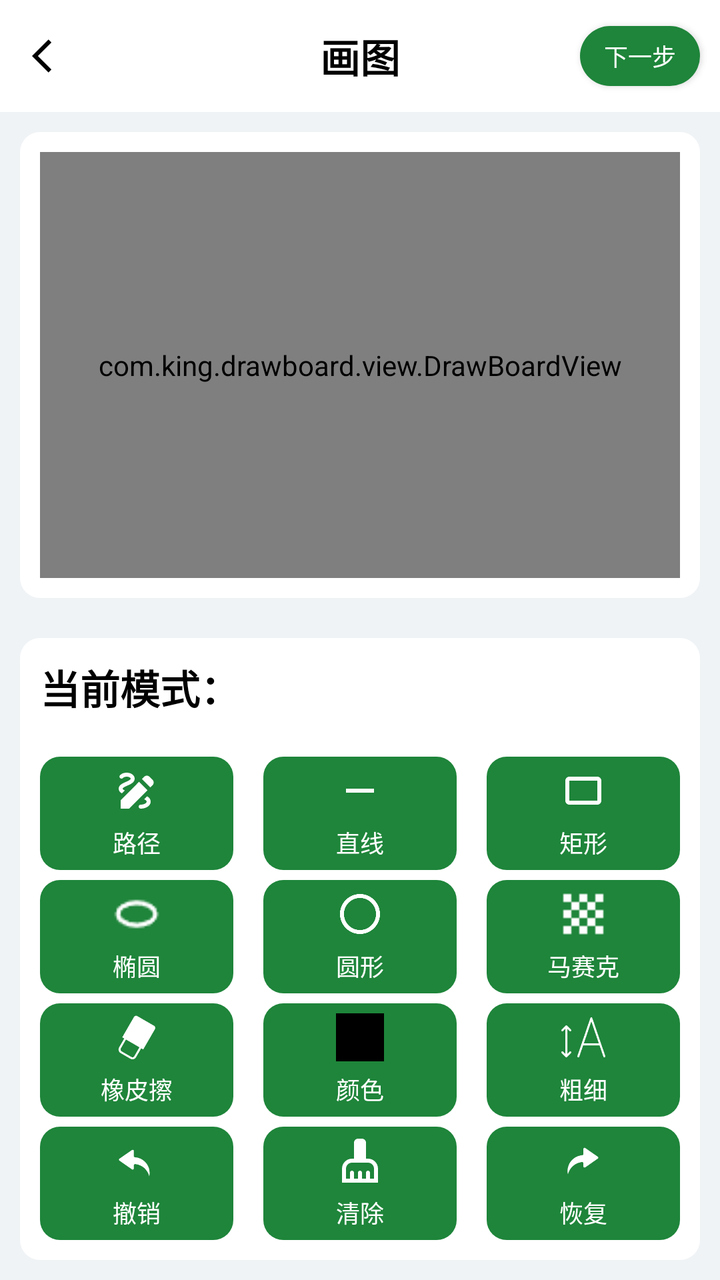
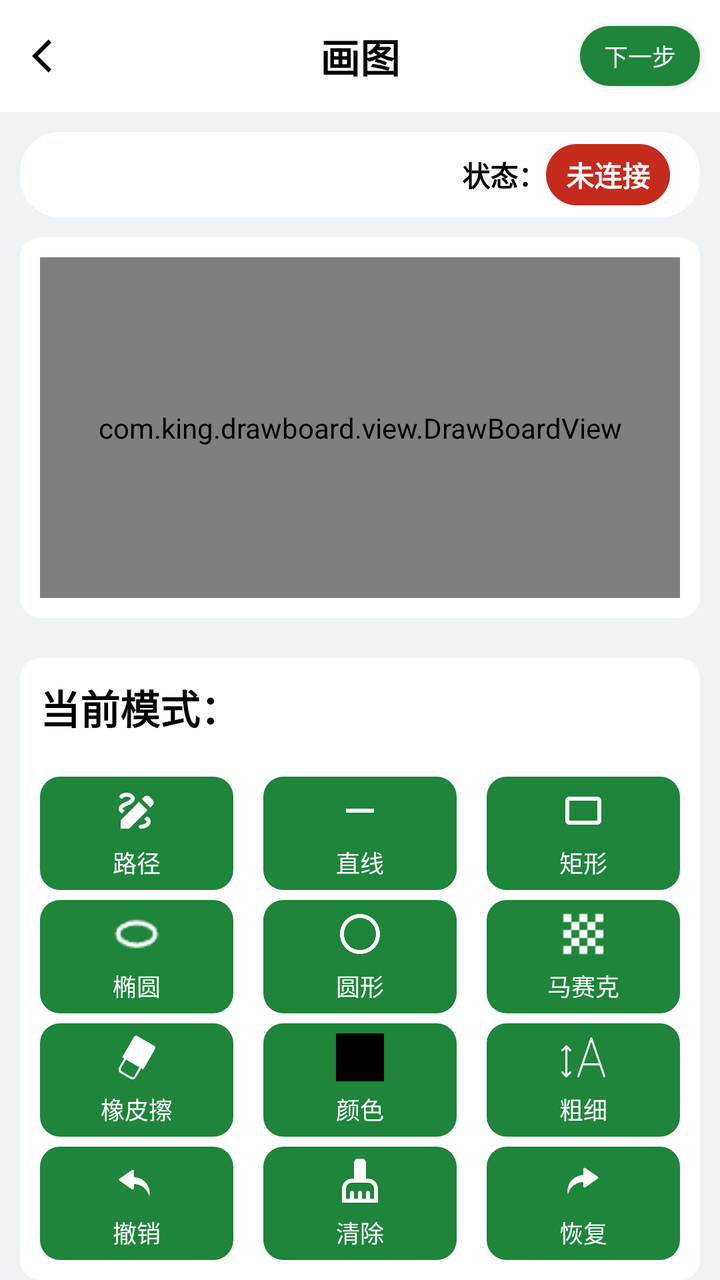

An Android layout rendered at two revisions. The XML below is the earlier revision; the diff shows what the commit changed to produce the second picture.
<!-- AndroidManifest.xml: activity theme AppTheme.NoActionBar -->
<!-- res/layout/activity_drawboard.xml -->
<LinearLayout xmlns:android="http://schemas.android.com/apk/res/android"
    xmlns:app="http://schemas.android.com/apk/res-auto"
    android:layout_width="match_parent"
    android:layout_height="match_parent"
    android:background="@color/ColorGray"
    android:orientation="vertical">

    <RelativeLayout
        android:id="@+id/status_bar"
        android:layout_width="match_parent"
        android:layout_height="?attr/actionBarSize"
        android:background="@color/colorWhite">

        <ImageView
            android:id="@+id/iv_back"
            android:layout_width="20dp"
            android:layout_height="match_parent"
            android:layout_alignParentStart="true"
            android:layout_centerVertical="true"
            android:layout_marginStart="16dp"
            android:src="@drawable/ic_back" />

        <TextView
            android:layout_width="wrap_content"
            android:layout_height="match_parent"
            android:layout_centerHorizontal="true"
            android:gravity="center"
            android:text="画图"
            android:textColor="@color/colorBlack"
            android:textSize="20sp"
            android:textStyle="bold" />

        <Button
            android:id="@+id/btn_next"
            android:layout_width="60dp"
            android:layout_height="30dp"
            android:layout_alignParentEnd="true"
            android:layout_centerVertical="true"
            android:layout_marginEnd="10dp"
            android:background="@drawable/bg_green_1e853a_r100"
            android:gravity="center"
            android:paddingVertical="5dp"
            android:text="下一步"
            android:textColor="@color/colorWhite"
            android:textSize="12sp" />
    </RelativeLayout>


    <RelativeLayout
        android:layout_width="match_parent"
        android:layout_height="match_parent"
        android:layout_margin="10dp">

        
        <LinearLayout
            android:id="@+id/ll_container"
            android:layout_width="match_parent"
            android:layout_height="match_parent"
            android:padding="10dp"
            android:gravity="center"
            android:orientation="vertical"
            android:layout_above="@id/ll_function"
            android:background="@drawable/bg_white_ffffff_r10">

            <com.king.drawboard.view.DrawBoardView
                android:id="@+id/drawBoardView"
                android:layout_width="match_parent"
                android:layout_height="match_parent" />

        </LinearLayout>

        
        <LinearLayout
            android:id="@+id/ll_function"
            android:layout_width="match_parent"
            android:layout_height="wrap_content"
            android:orientation="vertical"
            android:background="@drawable/bg_white_ffffff_r10"
            android:layout_marginTop="20dp"
            android:padding="10dp"
            android:layout_alignParentBottom="true">

            
            <LinearLayout
                android:layout_width="match_parent"
                android:layout_height="wrap_content"
                android:orientation="vertical">

                <LinearLayout
                    android:layout_width="match_parent"
                    android:layout_height="wrap_content"
                    android:orientation="horizontal">

                    <TextView
                        android:layout_width="wrap_content"
                        android:layout_height="wrap_content"
                        android:text="当前模式："
                        android:textColor="@color/colorBlack"
                        android:textSize="20sp"
                        android:textStyle="bold"/>

                    
                    <TextView
                        android:id="@+id/tv_draw_mode"
                        android:layout_width="wrap_content"
                        android:layout_height="wrap_content"
                        android:text=""
                        android:textSize="20sp"
                        android:textColor="@color/colorGreen"/>

                </LinearLayout>

                
                <LinearLayout
                    android:layout_width="match_parent"
                    android:layout_height="wrap_content"
                    android:orientation="vertical"
                    android:layout_marginTop="20dp">

                    
                    <LinearLayout
                        android:layout_width="match_parent"
                        android:layout_height="wrap_content"
                        android:orientation="horizontal">

                        
                        <LinearLayout
                            android:id="@+id/ll_path"
                            android:layout_width="0dp"
                            android:layout_height="wrap_content"
                            android:orientation="vertical"
                            android:gravity="center"
                            android:background="@drawable/bg_green_1e853a_r10"
                            android:padding="5dp"
                            android:layout_weight="1">

                            <ImageView
                                android:layout_width="24dp"
                                android:layout_height="24dp"
                                android:src="@drawable/icon_tool_pen_white"/>

                            <TextView
                                android:layout_width="wrap_content"
                                android:layout_height="wrap_content"
                                android:textSize="12sp"
                                android:textColor="@color/colorWhite"
                                android:layout_marginTop="5dp"
                                android:text="路径"/>


                        </LinearLayout>

                        
                        <LinearLayout
                            android:id="@+id/ll_line"
                            android:layout_width="0dp"
                            android:layout_height="wrap_content"
                            android:orientation="vertical"
                            android:gravity="center"
                            android:background="@drawable/bg_green_1e853a_r10"
                            android:layout_marginStart="15dp"
                            android:padding="5dp"
                            android:layout_weight="1">

                            <ImageView
                                android:layout_width="24dp"
                                android:layout_height="24dp"
                                android:src="@drawable/icon_tool_line_white"/>

                            <TextView
                                android:layout_width="wrap_content"
                                android:layout_height="wrap_content"
                                android:textSize="12sp"
                                android:textColor="@color/colorWhite"
                                android:layout_marginTop="5dp"
                                android:text="直线"/>


                        </LinearLayout>

                        
                        <LinearLayout
                            android:id="@+id/ll_rectangle"
                            android:layout_width="0dp"
                            android:layout_height="wrap_content"
                            android:gravity="center"
                            android:orientation="vertical"
                            android:background="@drawable/bg_green_1e853a_r10"
                            android:layout_marginStart="15dp"
                            android:padding="5dp"
                            android:layout_weight="1">

                            <ImageView
                                android:layout_width="24dp"
                                android:layout_height="24dp"
                                android:src="@drawable/icon_tool_rectangle_white"/>

                            <TextView
                                android:layout_width="wrap_content"
                                android:layout_height="wrap_content"
                                android:textSize="12sp"
                                android:textColor="@color/colorWhite"
                                android:layout_marginTop="5dp"
                                android:text="矩形"/>


                        </LinearLayout>

                    </LinearLayout>

                    
                    <LinearLayout
                        android:layout_width="match_parent"
                        android:layout_height="wrap_content"
                        android:orientation="horizontal"
                        android:layout_marginTop="5dp">

                        
                        <LinearLayout
                            android:id="@+id/ll_oval"
                            android:layout_width="0dp"
                            android:layout_height="wrap_content"
                            android:orientation="vertical"
                            android:gravity="center"
                            android:background="@drawable/bg_green_1e853a_r10"
                            android:padding="5dp"
                            android:layout_weight="1">

                            <ImageView
                                android:layout_width="24dp"
                                android:layout_height="24dp"
                                android:src="@drawable/icon_tool_oval_white"/>

                            <TextView
                                android:layout_width="wrap_content"
                                android:layout_height="wrap_content"
                                android:textSize="12sp"
                                android:textColor="@color/colorWhite"
                                android:layout_marginTop="5dp"
                                android:text="椭圆"/>


                        </LinearLayout>

                        
                        <LinearLayout
                            android:id="@+id/ll_circle"
                            android:layout_width="0dp"
                            android:layout_height="wrap_content"
                            android:gravity="center"
                            android:orientation="vertical"
                            android:background="@drawable/bg_green_1e853a_r10"
                            android:layout_marginStart="15dp"
                            android:padding="5dp"
                            android:layout_weight="1">

                            <ImageView
                                android:layout_width="24dp"
                                android:layout_height="24dp"
                                android:src="@drawable/icon_tool_circle_white"/>

                            <TextView
                                android:layout_width="wrap_content"
                                android:layout_height="wrap_content"
                                android:textSize="12sp"
                                android:textColor="@color/colorWhite"
                                android:layout_marginTop="5dp"
                                android:text="圆形"/>


                        </LinearLayout>

                        
                        <LinearLayout
                            android:id="@+id/ll_mosic"
                            android:layout_width="0dp"
                            android:layout_height="wrap_content"
                            android:gravity="center"
                            android:orientation="vertical"
                            android:background="@drawable/bg_green_1e853a_r10"
                            android:layout_marginStart="15dp"
                            android:padding="5dp"
                            android:layout_weight="1">

                            <ImageView
                                android:layout_width="24dp"
                                android:layout_height="24dp"
                                android:src="@drawable/icon_tool_mosic_white"/>

                            <TextView
                                android:layout_width="wrap_content"
                                android:layout_height="wrap_content"
                                android:textSize="12sp"
                                android:textColor="@color/colorWhite"
                                android:layout_marginTop="5dp"
                                android:text="马赛克"/>
                        </LinearLayout>

                    </LinearLayout>

                    
                    <LinearLayout
                        android:layout_width="match_parent"
                        android:layout_height="wrap_content"
                        android:orientation="horizontal"
                        android:layout_marginTop="5dp">

                        
                        <LinearLayout
                            android:id="@+id/ll_eraser"
                            android:layout_width="0dp"
                            android:layout_height="wrap_content"
                            android:orientation="vertical"
                            android:gravity="center"
                            android:background="@drawable/bg_green_1e853a_r10"
                            android:padding="5dp"
                            android:layout_weight="1">

                            <ImageView
                                android:layout_width="24dp"
                                android:layout_height="24dp"
                                android:src="@drawable/icon_tool_eraser_white"/>

                            <TextView
                                android:layout_width="wrap_content"
                                android:layout_height="wrap_content"
                                android:textSize="12sp"
                                android:textColor="@color/colorWhite"
                                android:layout_marginTop="5dp"
                                android:text="橡皮擦"/>


                        </LinearLayout>

                        
                        <LinearLayout
                            android:id="@+id/ll_color"
                            android:layout_width="0dp"
                            android:layout_height="wrap_content"
                            android:gravity="center"
                            android:orientation="vertical"
                            android:background="@drawable/bg_green_1e853a_r10"
                            android:layout_marginStart="15dp"
                            android:padding="5dp"
                            android:layout_weight="1">

                            <ImageView
                                android:id="@+id/iv_color"
                                android:layout_width="24dp"
                                android:layout_height="24dp"
                                android:background="@color/colorBlack"/>

                            <TextView
                                android:layout_width="wrap_content"
                                android:layout_height="wrap_content"
                                android:textSize="12sp"
                                android:textColor="@color/colorWhite"
                                android:layout_marginTop="5dp"
                                android:text="颜色"/>


                        </LinearLayout>

                        
                        <LinearLayout
                            android:id="@+id/ll_size"
                            android:layout_width="0dp"
                            android:layout_height="wrap_content"
                            android:gravity="center"
                            android:orientation="vertical"
                            android:background="@drawable/bg_green_1e853a_r10"
                            android:layout_marginStart="15dp"
                            android:padding="5dp"
                            android:layout_weight="1">

                            <ImageView
                                android:layout_width="24dp"
                                android:layout_height="24dp"
                                android:src="@drawable/icon_size"/>

                            <TextView
                                android:layout_width="wrap_content"
                                android:layout_height="wrap_content"
                                android:textSize="12sp"
                                android:textColor="@color/colorWhite"
                                android:layout_marginTop="5dp"
                                android:text="粗细"/>
                        </LinearLayout>

                    </LinearLayout>

                    
                    <LinearLayout
                        android:layout_width="match_parent"
                        android:layout_height="wrap_content"
                        android:layout_marginTop="5dp"
                        android:orientation="horizontal">

                        
                        <LinearLayout
                            android:id="@+id/ll_undo"
                            android:layout_width="0dp"
                            android:layout_height="wrap_content"
                            android:orientation="vertical"
                            android:gravity="center"
                            android:background="@drawable/bg_green_1e853a_r10"
                            android:padding="5dp"
                            android:layout_weight="1">

                            <ImageView
                                android:layout_width="24dp"
                                android:layout_height="24dp"
                                android:src="@drawable/ic_undo"/>

                            <TextView
                                android:layout_width="wrap_content"
                                android:layout_height="wrap_content"
                                android:textSize="12sp"
                                android:textColor="@color/colorWhite"
                                android:layout_marginTop="5dp"
                                android:text="撤销"/>


                        </LinearLayout>

                        
                        <LinearLayout
                            android:id="@+id/ll_clean"
                            android:layout_width="0dp"
                            android:layout_height="wrap_content"
                            android:gravity="center"
                            android:orientation="vertical"
                            android:background="@drawable/bg_green_1e853a_r10"
                            android:layout_marginStart="15dp"
                            android:padding="5dp"
                            android:layout_weight="1">

                            <ImageView
                                android:layout_width="24dp"
                                android:layout_height="24dp"
                                android:src="@drawable/icon_clean"/>

                            <TextView
                                android:layout_width="wrap_content"
                                android:layout_height="wrap_content"
                                android:textSize="12sp"
                                android:textColor="@color/colorWhite"
                                android:layout_marginTop="5dp"
                                android:text="清除"/>
                        </LinearLayout>

                        
                        <LinearLayout
                            android:id="@+id/ll_redo"
                            android:layout_width="0dp"
                            android:layout_height="wrap_content"
                            android:gravity="center"
                            android:orientation="vertical"
                            android:background="@drawable/bg_green_1e853a_r10"
                            android:layout_marginStart="15dp"
                            android:padding="5dp"
                            android:layout_weight="1">

                            <ImageView
                                android:layout_width="24dp"
                                android:layout_height="24dp"
                                android:src="@drawable/ic_redo"/>

                            <TextView
                                android:layout_width="wrap_content"
                                android:layout_height="wrap_content"
                                android:textSize="12sp"
                                android:textColor="@color/colorWhite"
                                android:layout_marginTop="5dp"
                                android:text="恢复"/>


                        </LinearLayout>



                    </LinearLayout>


                </LinearLayout>


            </LinearLayout>



        </LinearLayout>


    </RelativeLayout>

</LinearLayout>
<!-- resources referenced by this layout -->
<resources>
  <color name="ColorGray">#eff3f6</color>
  <color name="colorBlack">#000000</color>
  <color name="colorGreen">#1e853a</color>
  <color name="colorWhite">#ffffff</color>
  <!-- drawable bg_green_1e853a_r10 (drawable) -->
  <?xml version="1.0" encoding="utf-8"?>
  <shape xmlns:android="http://schemas.android.com/apk/res/android">
  
      <solid android:color="@color/colorGreen" />
  
      <corners android:radius="10dp" />
  
  </shape>
  <!-- drawable bg_green_1e853a_r100 (drawable) -->
  <?xml version="1.0" encoding="utf-8"?>
  <shape xmlns:android="http://schemas.android.com/apk/res/android">
  
      <solid android:color="@color/colorGreen" />
  
      <corners android:radius="100dp" />
  
  </shape>
  <!-- drawable bg_white_ffffff_r10 (drawable) -->
  <?xml version="1.0" encoding="utf-8"?>
  <shape xmlns:android="http://schemas.android.com/apk/res/android">
  
      <solid android:color="#FFFFFFFF" />
  
      <corners android:radius="10dp" />
  
  </shape>
  <!-- drawable ic_back (drawable) -->
  <vector xmlns:android="http://schemas.android.com/apk/res/android" android:autoMirrored="true" android:height="24dp" android:tint="#000000" android:viewportHeight="24" android:viewportWidth="24" android:width="24dp">
        
      <path android:fillColor="@android:color/white" android:pathData="M11.67,3.87L9.9,2.1 0,12l9.9,9.9 1.77,-1.77L3.54,12z"/>
      
  </vector>
  <!-- drawable icon_clean (drawable) -->
  <vector xmlns:android="http://schemas.android.com/apk/res/android" android:height="24dp" android:tint="#FFFFFF" android:viewportHeight="24" android:viewportWidth="24" android:width="24dp">
        
      <path android:fillColor="@android:color/white" android:pathData="M16,11h-1V3c0,-1.1 -0.9,-2 -2,-2h-2C9.9,1 9,1.9 9,3v8H8c-2.76,0 -5,2.24 -5,5v7h18v-7C21,13.24 18.76,11 16,11zM19,21h-2v-3c0,-0.55 -0.45,-1 -1,-1s-1,0.45 -1,1v3h-2v-3c0,-0.55 -0.45,-1 -1,-1s-1,0.45 -1,1v3H9v-3c0,-0.55 -0.45,-1 -1,-1s-1,0.45 -1,1v3H5v-5c0,-1.65 1.35,-3 3,-3h8c1.65,0 3,1.35 3,3V21z"/>
      
  </vector>
  <!-- drawable icon_tool_circle_white (drawable) -->
  <vector xmlns:android="http://schemas.android.com/apk/res/android" android:height="24dp" android:tint="#FFFFFF" android:viewportHeight="24" android:viewportWidth="24" android:width="24dp">
        
      <path android:fillColor="@android:color/white" android:pathData="M12,2C6.48,2 2,6.48 2,12s4.48,10 10,10 10,-4.48 10,-10S17.52,2 12,2zM12,20c-4.42,0 -8,-3.58 -8,-8s3.58,-8 8,-8 8,3.58 8,8 -3.58,8 -8,8z"/>
      
  </vector>
  <!-- drawable icon_tool_line_white (drawable) -->
  <vector xmlns:android="http://schemas.android.com/apk/res/android" android:height="24dp" android:tint="#FFFFFF" android:viewportHeight="24" android:viewportWidth="24" android:width="24dp">
        
      <path android:fillColor="@android:color/white" android:pathData="M19,13H5v-2h14v2z"/>
      
  </vector>
  <!-- drawable icon_tool_rectangle_white (drawable) -->
  <vector xmlns:android="http://schemas.android.com/apk/res/android" android:height="24dp" android:tint="#FFFFFF" android:viewportHeight="24" android:viewportWidth="24" android:width="24dp">
        
      <path android:fillColor="@android:color/white" android:pathData="M19,5L5,5c-1.1,0 -2,0.9 -2,2v10c0,1.1 0.9,2 2,2h14c1.1,0 2,-0.9 2,-2L21,7c0,-1.1 -0.9,-2 -2,-2zM19,17L5,17L5,7h14v10z"/>
      
  </vector>
  <style name="AppTheme.NoActionBar">
          <item name="windowActionBar">false</item>
          <item name="windowNoTitle">true</item>
      </style>
  <!-- unchanged entries left out for length: 7 -->
</resources>

<!-- the commit's change to res/layout/activity_drawboard.xml (unified diff, before → after) -->
@@ -45,11 +45,63 @@
             android:textSize="12sp" />
     </RelativeLayout>
 
+    
+    <RelativeLayout
+        android:layout_width="match_parent"
+        android:layout_height="wrap_content"
+        android:background="@drawable/bg_white_ffffff_r20"
+        android:layout_margin="10dp"
+        android:paddingHorizontal="15dp"
+        android:paddingVertical="6dp">
+
+        <TextView
+            android:id="@+id/tv_machine_name"
+            android:layout_width="wrap_content"
+            android:layout_height="wrap_content"
+            android:layout_alignParentStart="true"
+            android:layout_centerVertical="true"
+            android:text=""
+            android:textColor="@color/colorBlack"
+            android:textSize="14sp"
+            android:textStyle="bold" />
+
+        <LinearLayout
+            android:layout_width="wrap_content"
+            android:layout_height="wrap_content"
+            android:layout_alignParentEnd="true"
+            android:layout_centerVertical="true"
+            android:gravity="center"
+            android:orientation="horizontal">
+
+            <TextView
+                android:layout_width="wrap_content"
+                android:layout_height="wrap_content"
+                android:text="状态："
+                android:textColor="@color/colorBlack"
+                android:textSize="14sp"
+                android:textStyle="bold" />
+
+            <TextView
+                android:id="@+id/tv_machine_status_tips"
+                android:layout_width="wrap_content"
+                android:layout_height="wrap_content"
+                android:background="@drawable/bg_red_c42b1c_r100"
+                android:paddingHorizontal="10dp"
+                android:paddingVertical="5dp"
+                android:text="未连接"
+                android:textColor="@color/colorWhite"
+                android:textSize="14sp"
+                android:textStyle="bold" />
+
+        </LinearLayout>
+
+
+    </RelativeLayout>
 
     <RelativeLayout
         android:layout_width="match_parent"
         android:layout_height="match_parent"
-        android:layout_margin="10dp">
+        android:layout_marginHorizontal="10dp">
 
         
         <LinearLayout
<!-- resource entries referenced after the edit -->
@@ -22,6 +22,15 @@
       <corners android:radius="100dp" />
   
   </shape>
+  <!-- drawable bg_red_c42b1c_r100 (drawable) -->
+  <?xml version="1.0" encoding="utf-8"?>
+  <shape xmlns:android="http://schemas.android.com/apk/res/android">
+  
+      <solid android:color="#c42b1c" />
+  
+      <corners android:radius="100dp" />
+  
+  </shape>
   <!-- drawable bg_white_ffffff_r10 (drawable) -->
   <?xml version="1.0" encoding="utf-8"?>
   <shape xmlns:android="http://schemas.android.com/apk/res/android">
@@ -29,6 +38,15 @@
       <solid android:color="#FFFFFFFF" />
   
       <corners android:radius="10dp" />
+  
+  </shape>
+  <!-- drawable bg_white_ffffff_r20 (drawable) -->
+  <?xml version="1.0" encoding="utf-8"?>
+  <shape xmlns:android="http://schemas.android.com/apk/res/android">
+  
+      <solid android:color="#FFFFFFFF" />
+  
+      <corners android:radius="20dp" />
   
   </shape>
   <!-- drawable ic_back (drawable) -->
